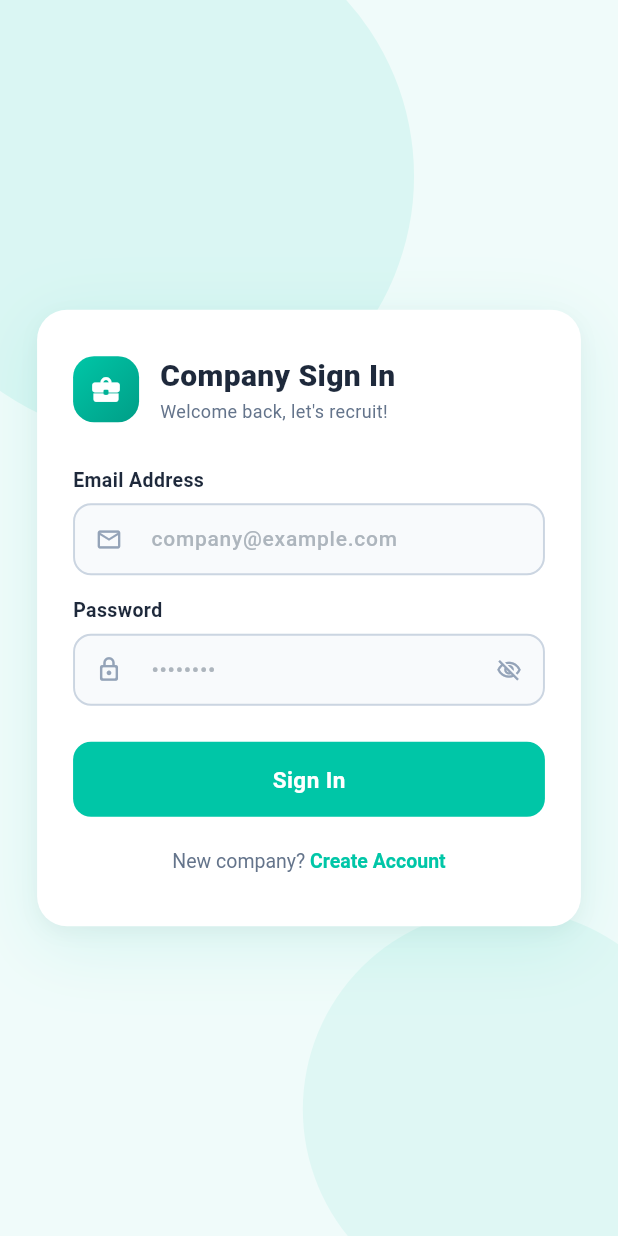
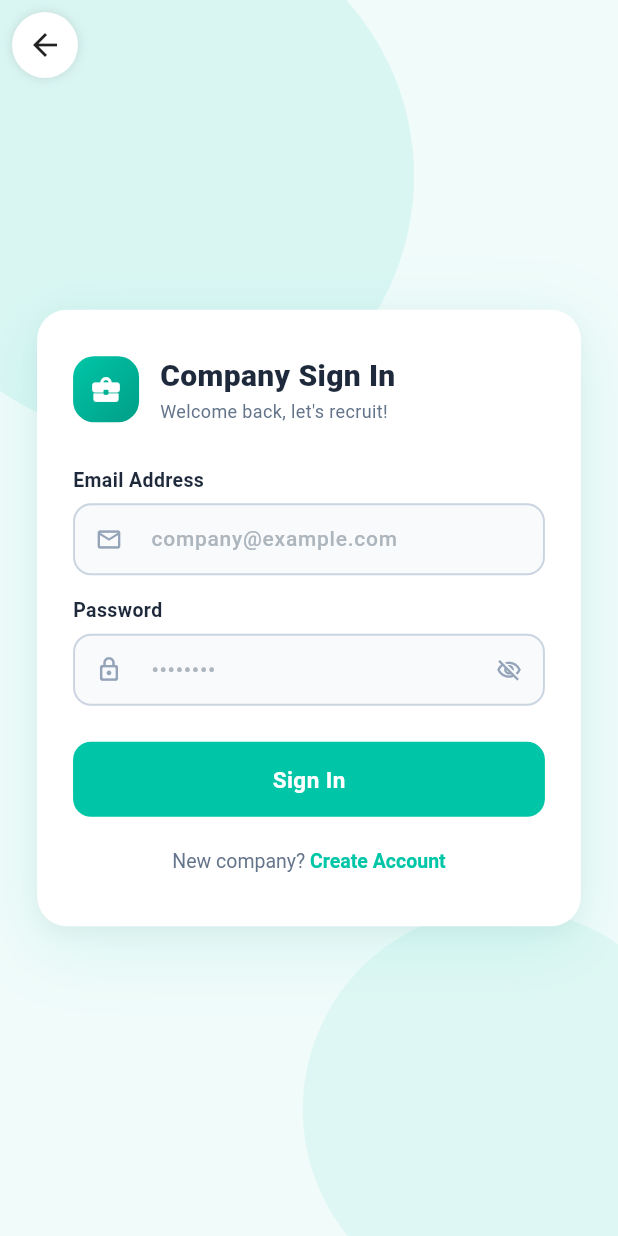
Before and after one commit to mostafawaleedddddd/Mobile--app, a Flutter app: the CompanyAuthScreen screen opened directly, on a phone screen of 412 x 824 dp. Run offline on Flutter 3.47's test engine with Material 3 defaults, Android fonts, the phone set to English and light mode, and no system bars; our stand-ins replace image_picker, supabase_flutter; accounts and stored records are empty.

Commit message:
Added Back arrow

```diff
--- a/mobile_app/lib/company_auth.dart
+++ b/mobile_app/lib/company_auth.dart
@@ -40,7 +40,7 @@ class CompanyAuthScreen extends StatefulWidget {
 class _CompanyAuthScreenState extends State<CompanyAuthScreen>
     with SingleTickerProviderStateMixin {
   late AnimationController _ctrl;
-  late Animation<double>   _anim;
+  late Animation<double> _anim;
   bool _showRegister = false;
 
   @override
@@ -72,7 +72,7 @@ class _CompanyAuthScreenState extends State<CompanyAuthScreen>
       backgroundColor: _tealBg,
       body: Stack(
         children: [
-          // Decorative blobs
+          // ─── BACKGROUND BLOBS ───
           Positioned(
             top: -sh * 0.07,
             left: -sw * 0.18,
@@ -84,6 +84,7 @@ class _CompanyAuthScreenState extends State<CompanyAuthScreen>
             child: _Blob(size: sw * 0.65, color: _teal.withOpacity(0.07)),
           ),
 
+          // ─── MAIN CONTENT ───
           SafeArea(
             child: Center(
               child: SingleChildScrollView(
@@ -94,7 +95,7 @@ class _CompanyAuthScreenState extends State<CompanyAuthScreen>
                 child: AnimatedBuilder(
                   animation: _anim,
                   builder: (_, __) {
-                    final angle    = _anim.value * pi;
+                    final angle = _anim.value * pi;
                     final showFront = angle < pi / 2;
                     return Transform(
                       alignment: Alignment.center,
@@ -114,11 +115,53 @@ class _CompanyAuthScreenState extends State<CompanyAuthScreen>
               ),
             ),
           ),
+
+          // ─── BACK BUTTON (ON TOP) ───
+          Positioned(
+            top: 0,
+            left: 0,
+            child: SafeArea(
+              child: Padding(
+                padding: const EdgeInsets.all(8.0),
+                child: Material(
+                  color: Colors.transparent,
+                  child: Container(
+                    width: 44,
+                    height: 44,
+                    decoration: BoxDecoration(
+                      color: Colors.white,
+                      shape: BoxShape.circle,
+                      boxShadow: [
+                        BoxShadow(
+                          color: Colors.black12,
+                          blurRadius: 6,
+                        ),
+                      ],
+                    ),
+                    child: IconButton(
+                      icon: const Icon(Icons.arrow_back),
+                      color: Colors.black87,
+                      onPressed: () {
+                        print("BACK CLICKED"); // debug
+
+                        if (_showRegister) {
+                          _flip(); // go back to login
+                        } else if (Navigator.canPop(context)) {
+                          Navigator.pop(context);
+                        }
+                      },
+                    ),
+                  ),
+                ),
+              ),
+            ),
+          ),
         ],
       ),
     );
   }
 }
+
 
 // ─── BLOB ─────────────────────────────────────────────────────────────────────
 class _Blob extends StatelessWidget {
```
Also changed, not shown: mobile_app/lib/Login_Signup.dart (+45 -0 lines).
